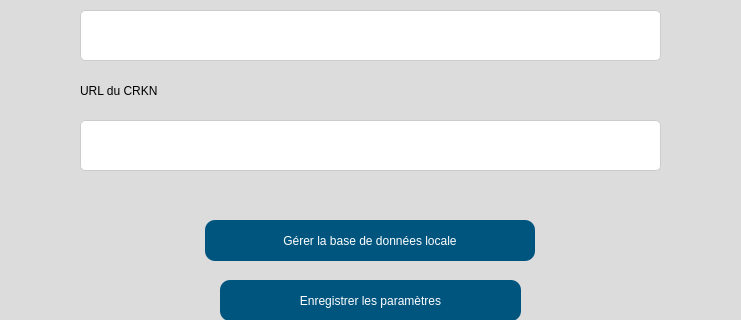
Qt form src/user_interface/french_settingsPage.ui (eppenney/eBook-Perpetual-Access-Rights-Tracker) before a commit; both pictures show x 230 to 971 and y 450 to 770 of the 1183 by 877 pixel window.
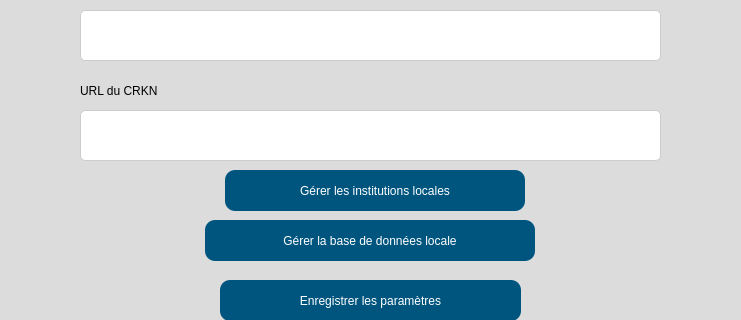
The same form after that commit. Icons and pictures are not drawn.

Commit message: Added manage_local_institution button with french ui options

Diff of the .ui file:
```diff
--- a/src/user_interface/french_settingsPage.ui
+++ b/src/user_interface/french_settingsPage.ui
@@ -389,7 +389,7 @@
     <property name="geometry">
      <rect>
       <x>320</x>
-      <y>570</y>
+      <y>560</y>
       <width>581</width>
       <height>51</height>
      </rect>
@@ -453,6 +453,41 @@
      <string>Gérer la base de données locale</string>
     </property>
    </widget>
+   <widget class="QPushButton" name="manageInstitution">
+    <property name="geometry">
+     <rect>
+      <x>465</x>
+      <y>620</y>
+      <width>300</width>
+      <height>41</height>
+     </rect>
+    </property>
+    <property name="styleSheet">
+     <string notr="true">
+            QPushButton {
+                font: 75 16pt &quot;Arial&quot;;
+                background-color: rgb(0, 85, 127);
+                border-radius: 10px;
+                color: rgb(255, 255, 255);
+            }
+
+            QPushButton:hover {
+                background-color: rgb(0, 75, 117); /* Slightly darker color when hovered */
+            }
+
+            QPushButton:pressed {
+                background-color: rgb(0, 65, 107); /* Even darker color when clicked */
+            }
+            QPushButton:disabled {
+                background-color: rgb(180, 180, 180); /* Grey color for disabled state */
+                color: rgb(120, 120, 120); /* Darker text color for disabled state */
+            }
+        </string>
+    </property>
+    <property name="text">
+     <string>Gérer les institutions locales</string>
+    </property>
+   </widget>
    <widget class="QTextEdit" name="addinstitution">
     <property name="geometry">
      <rect>
```
The commit also changes 6 other files.
